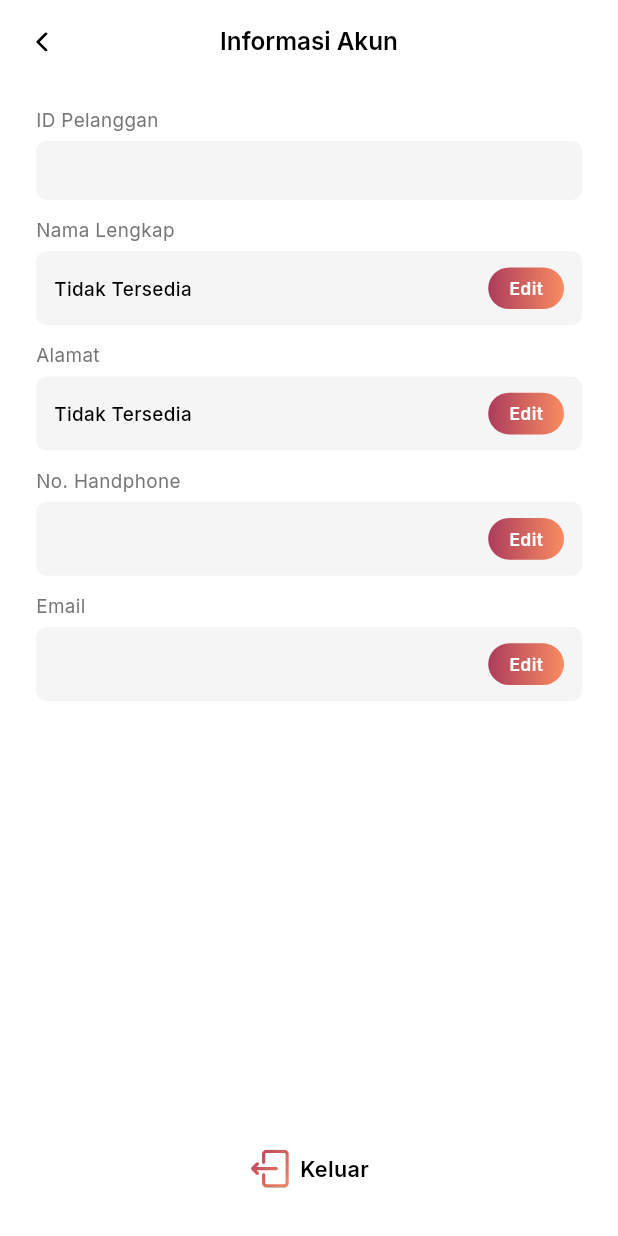
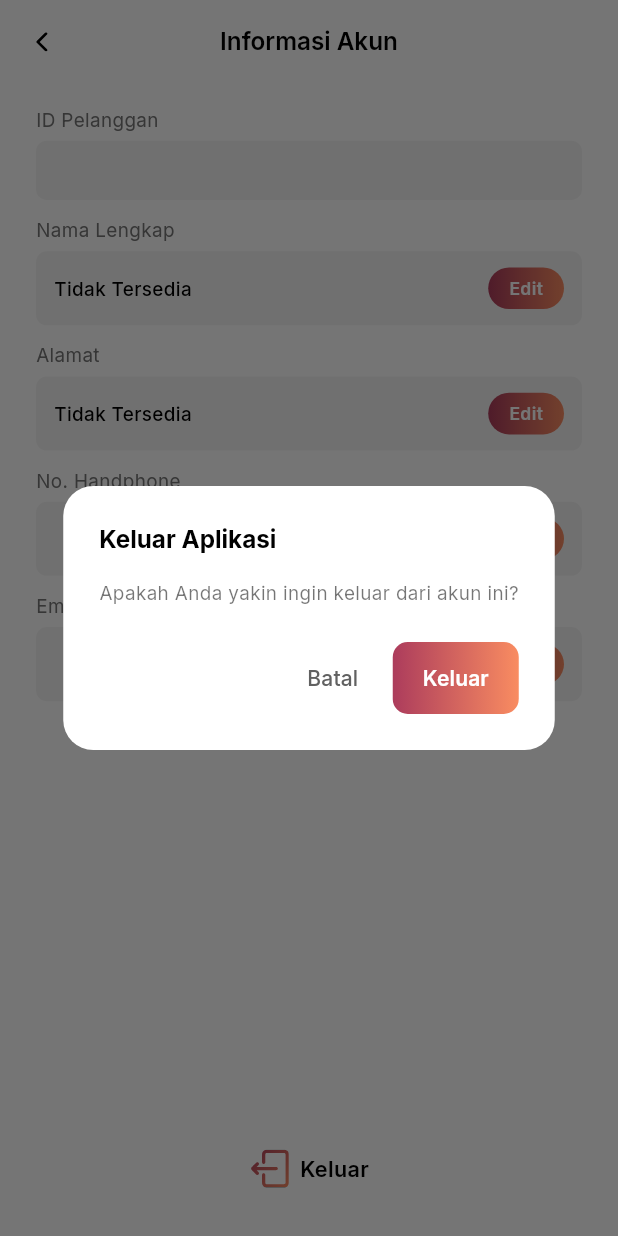
Before and after one commit to Isnawan25/MyLifemedia, a Flutter app: the ProfileScreen screen opened directly with empty values, after a tap on "Keluar", on a phone screen of 412 x 824 dp. Run offline on Flutter 3.47's test engine with Material 3 defaults, Android fonts, the phone set to English and light mode, and no system bars; our stand-ins replace flutter_screenutil, flutter_secure_storage, flutter_svg, google_fonts, shared_preferences, shimmer; accounts and stored records are empty; network calls fail.

Commit message:
Membuat Logout dan auto login

```diff
--- /dev/null
+++ b/lib/data/preferences/secure_storage.dart
@@ -0,0 +1,30 @@
+import 'package:flutter_secure_storage/flutter_secure_storage.dart';
+
+class SecureStorage {
+  static const _storage = FlutterSecureStorage();
+
+  static const _keyAccessToken = 'access_token';
+
+  static Future<void> saveAccessToken(String token) async {
+    await _storage.write(key: _keyAccessToken, value: token);
+  }
+
+  static Future<String?> getAccessToken() async {
+    return await _storage.read(key: _keyAccessToken);
+  }
+
+  static Future<void> clear() async {
+    await _storage.deleteAll();
+  }
+
+  static const _keyCustNumber = 'cust_number';
+
+  static Future<void> saveCustNumber(String number) async {
+    await _storage.write(key: _keyCustNumber, value: number);
+  }
+
+  static Future<String?> getCustNumber() async {
+    return await _storage.read(key: _keyCustNumber);
+  }
+
+}
--- /dev/null
+++ b/lib/data/preferences/user_preferences.dart
@@ -0,0 +1,19 @@
+import 'package:shared_preferences/shared_preferences.dart';
+
+class UserPreferences {
+  static Future<void> saveUserData({
+    required String custNumber,
+    required String custName,
+    required String custAddress,
+  }) async {
+    final prefs = await SharedPreferences.getInstance();
+    await prefs.setString('custNumber', custNumber);
+    await prefs.setString('custName', custName);
+    await prefs.setString('custAddress', custAddress);
+  }
+
+  static Future<void> clear() async {
+    final prefs = await SharedPreferences.getInstance();
+    await prefs.clear();
+  }
+}
--- a/lib/screen/user_profil/profile_screen.dart
+++ b/lib/screen/user_profil/profile_screen.dart
@@ -4,6 +4,7 @@ import 'package:flutter_svg/flutter_svg.dart';
 import 'package:google_fonts/google_fonts.dart';
 import 'package:mylm/base/lifemedia_colors.dart';
 import 'package:mylm/base/widgets/text_utils.dart';
+import 'package:mylm/screen/login_screen.dart';
 import 'package:mylm/screen/main/main_screen.dart';
 import 'package:mylm/screen/user_profil/edit_alamat/edit_alamat_screen.dart';
 import 'package:mylm/screen/user_profil/edit_email_screen.dart';
@@ -11,6 +12,8 @@ import 'package:mylm/screen/user_profil/edit_nama_screen.dart';
 import 'package:mylm/screen/user_profil/edit_nomor_screen.dart';
 import 'package:mylm/data/models/detail_profile_response.dart';
 import 'package:mylm/data/network/api_service.dart';
+import 'package:mylm/data/preferences/user_preferences.dart';
+import 'package:mylm/data/preferences/secure_storage.dart';
 
 class ProfileScreen extends StatefulWidget {
   final String custNumber;
@@ -148,8 +151,95 @@ class _ProfileScreenState extends State<ProfileScreen> {
             // Tombol Keluar
             Center(
               child: GestureDetector(
-                onTap: () {
-                  // Aksi keluar bisa ditambahkan nanti
+                onTap: () async {
+                  // 🔹 Tampilkan dialog konfirmasi logout
+                  final confirmLogout = await showDialog<bool>(
+                    context: context,
+                    builder: (context) => AlertDialog(
+                      backgroundColor: Colors.white,
+                      shape: RoundedRectangleBorder(
+                        borderRadius: BorderRadius.circular(20),
+                      ),
+                      title: Text(
+                        "Keluar Aplikasi",
+                        style: GoogleFonts.inter(
+                          fontSize: 18.sp,
+                          fontWeight: FontWeight.w700,
+                          color: Colors.black,
+                        ),
+                      ),
+                      content: Text(
+                        "Apakah Anda yakin ingin keluar dari akun ini?",
+                        style: GoogleFonts.inter(
+                          fontSize: 14.sp,
+                          color: Colors.black54,
+                        ),
+                      ),
+                      actionsAlignment: MainAxisAlignment.end,
+                      actions: [
+                        TextButton(
+                          onPressed: () => Navigator.pop(context, false),
+                          child: Text(
+                            "Batal",
+                            style: GoogleFonts.inter(
+                              color: Colors.grey[700],
+                              fontWeight: FontWeight.w500,
+                            ),
+                          ),
+                        ),
+                        Container(
+                          decoration: BoxDecoration(
+                            gradient: const LinearGradient(
+                              colors: [(darkorange), (orange)],
+                              begin: Alignment.centerLeft,
+                              end: Alignment.centerRight,
+                            ),
+                            borderRadius: BorderRadius.circular(10),
+                          ),
+                          child: ElevatedButton(
+                            style: ElevatedButton.styleFrom(
+                              backgroundColor: Colors.transparent,
+                              shadowColor: Colors.transparent,
+                              shape: RoundedRectangleBorder(
+                                borderRadius: BorderRadius.circular(10),
+                              ),
+                              padding: const EdgeInsets.symmetric(horizontal: 20, vertical: 10),
+                            ),
+                            onPressed: () => Navigator.pop(context, true),
+                            child: Text(
+                              "Keluar",
+                              style: GoogleFonts.inter(
+                                color: Colors.white,
+                                fontWeight: FontWeight.w600,
+                              ),
+                            ),
+                          ),
+                        )
+
+                      ],
+                    ),
+                  );
+
+                  // 🔹 Jika user memilih "Keluar"
+                  if (confirmLogout == true) {
+                    try {
+                      // Hapus semua data user yang tersimpan
+                      await SecureStorage.clear(); // token, session, dsb.
+                      await UserPreferences.clear(); // data prefs seperti nama, email, dsb.
+
+                      // 🔹 Arahkan ke LoginScreen dan hapus semua route sebelumnya
+                      Navigator.pushAndRemoveUntil(
+                        context,
+                        MaterialPageRoute(builder: (context) => const LoginScreen()),
+                            (route) => false,
+                      );
+                    } catch (e) {
+                      debugPrint("Logout error: $e");
+                      ScaffoldMessenger.of(context).showSnackBar(
+                        const SnackBar(content: Text("Gagal logout, coba lagi.")),
+                      );
+                    }
+                  }
                 },
                 child: Row(
                   mainAxisAlignment: MainAxisAlignment.center,
@@ -182,6 +272,7 @@ class _ProfileScreenState extends State<ProfileScreen> {
                 ),
               ),
             ),
+
             SizedBox(height: 20.h),
           ],
         ),
--- a/lib/screen/verify_screen.dart
+++ b/lib/screen/verify_screen.dart
@@ -6,6 +6,7 @@ import 'package:google_fonts/google_fonts.dart';
 import 'package:mylm/base/lifemedia_colors.dart';
 import 'package:mylm/screen/main/main_screen.dart';
 import 'package:mylm/data/network/api_service.dart';
+import 'package:mylm/data/preferences/secure_storage.dart';
 
 class VerifyScreen extends StatefulWidget {
   final String custNumber;
@@ -90,6 +91,8 @@ class _VerifyScreenState extends State<VerifyScreen> {
       );
       return; // keluar, jangan lanjut
     }
+    await SecureStorage.saveAccessToken(widget.accessToken);
+    await SecureStorage.saveCustNumber(widget.custNumber);
 
     // Jika berhasil
     debugPrint("OTP Verified: ${response.data?.statusOTP}");
--- a/lib/screen/welcome_screen.dart
+++ b/lib/screen/welcome_screen.dart
@@ -50,7 +50,7 @@ class WelcomeScreen extends StatelessWidget {
                 child: InkWell(
                   borderRadius: BorderRadius.circular(30.r),
                   onTap: () {
-                    Navigator.push(
+                    Navigator.pushReplacement(
                       context,
                       MaterialPageRoute(builder: (context) => const LoginScreen()),
                     );
--- a/pubspec.yaml
+++ b/pubspec.yaml
@@ -37,7 +37,9 @@ dependencies:
   flutter_svg: ^2.2.1                     # import svg
   http: ^1.5.0                            # request api
   shimmer: ^3.0.0                         # animasi loading shimmer
-  intl: ^0.20.2                           # format local
+  intl: ^0.20.2                           # format local money
+  flutter_secure_storage: ^9.2.4          # Menyimpan data
+  shared_preferences: ^2.5.3              # Menyimpan data secara lokal
 
 
 dev_dependencies:
```
Also changed, not shown: lib/screen/login_screen.dart (+5 -2 lines), lib/screen/splash_screen.dart (+27 -4 lines), pubspec.lock, 5 other files.
